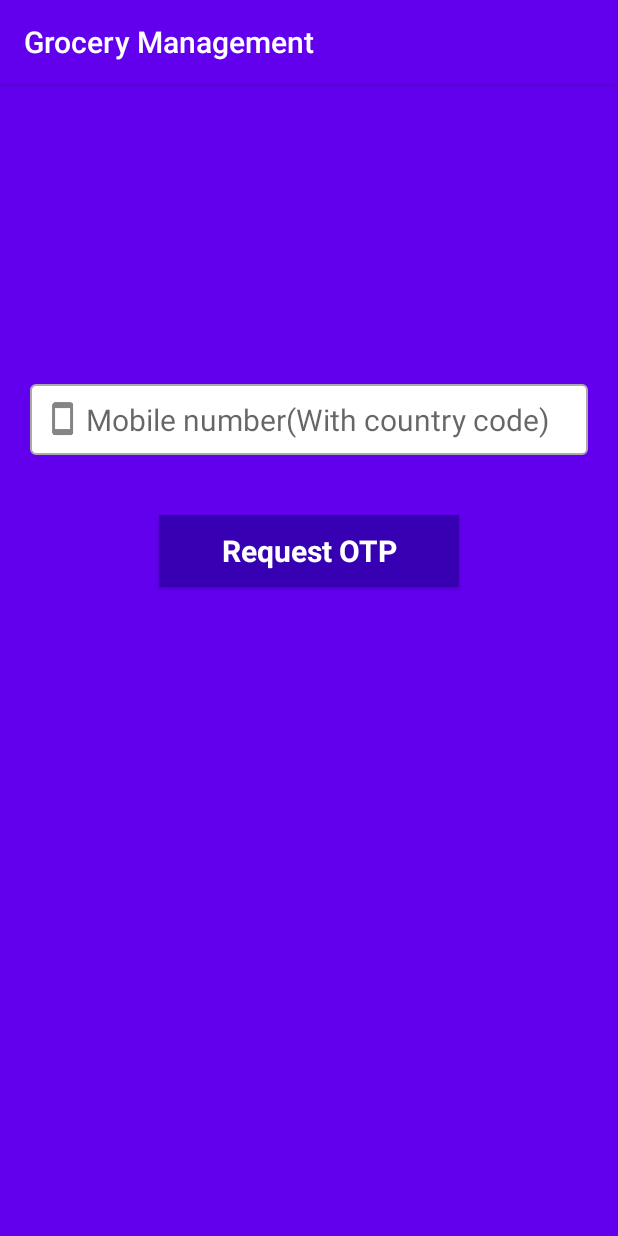
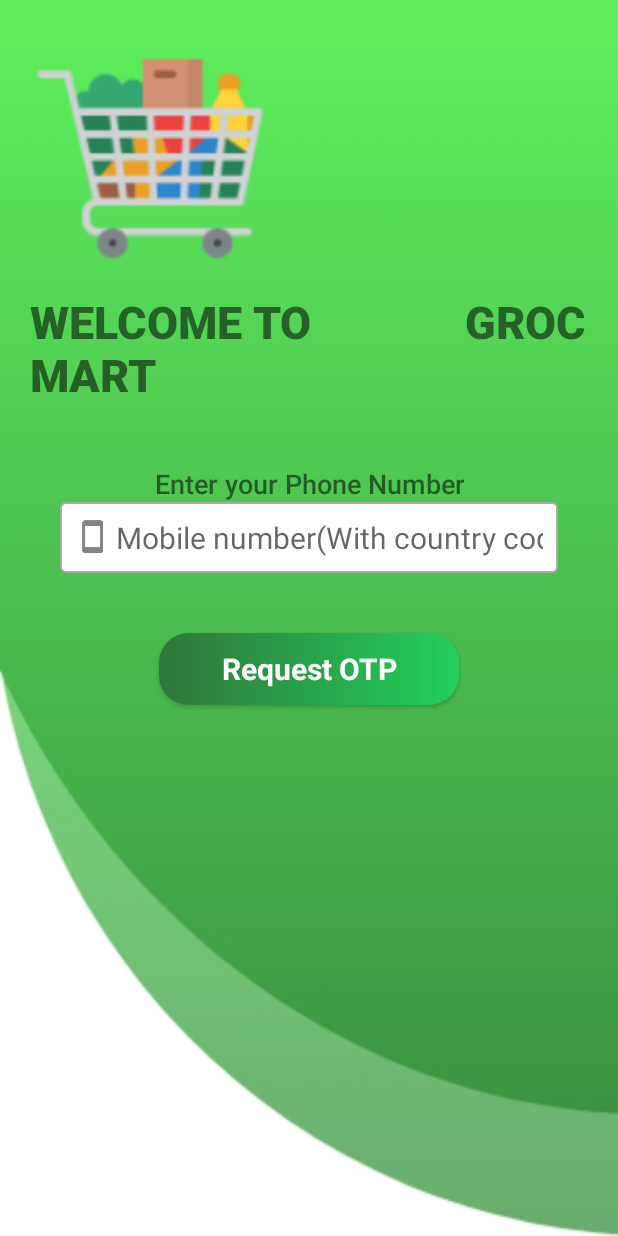
Before and after one commit to Kritip123/grocery_management, an Android app: the screen it shows after launch (PhoneLoginActivity), on a phone screen of 412 x 824 dp. Run offline under Robolectric (Android 15) with nearby library versions, the phone set to English and light mode, and no system bars; our stand-ins replace Firebase (no records; nobody signed in at launch, a user with empty details on screens opened directly).

Commit message:
Made an animated splashscreen linked to phonelogin screen and made UI changes to it on the pages

```diff
--- a/app/build.gradle
+++ b/app/build.gradle
@@ -30,6 +30,7 @@ dependencies {
     implementation 'androidx.constraintlayout:constraintlayout:2.0.1'
     implementation "org.jetbrains.kotlin:kotlin-stdlib:$kotlin_version"
     implementation 'com.google.firebase:firebase-auth:19.3.2'
+    implementation 'com.chaos.view:pinview:1.3.2'
     testImplementation 'junit:junit:4.12'
     androidTestImplementation 'androidx.test.ext:junit:1.1.2'
     androidTestImplementation 'androidx.test.espresso:espresso-core:3.3.0'
--- a/app/src/main/AndroidManifest.xml
+++ b/app/src/main/AndroidManifest.xml
@@ -12,14 +12,15 @@
         android:roundIcon="@mipmap/ic_launcher_round"
         android:supportsRtl="true"
         android:theme="@style/AppTheme">
-        <activity android:name=".activities.MainActivity" />
-        <activity android:name=".activities.PhoneLoginActivity">
+        <activity android:name="com.dsc.grocerymanagement.activities.Splashscreen" >
             <intent-filter>
                 <action android:name="android.intent.action.MAIN" />
 
                 <category android:name="android.intent.category.LAUNCHER" />
             </intent-filter>
         </activity>
+        <activity android:name="com.dsc.grocerymanagement.activities.PhoneLoginActivity"/>
+
 
     </application>
 
--- a/app/src/main/java/com/dsc/grocerymanagement/activities/PhoneLoginActivity.kt
+++ b/app/src/main/java/com/dsc/grocerymanagement/activities/PhoneLoginActivity.kt
@@ -2,6 +2,7 @@ package com.dsc.grocerymanagement.activities
 
 import android.os.Bundle
 import android.view.View
+import android.view.WindowManager
 import android.widget.Button
 import android.widget.EditText
 import android.widget.Toast
@@ -25,6 +26,7 @@ class PhoneLoginActivity : AppCompatActivity() {
     private var pAuth: PhoneAuthProvider? = null
     override fun onCreate(savedInstanceState: Bundle?) {
         super.onCreate(savedInstanceState)
+        getWindow().setFlags(WindowManager.LayoutParams.FLAG_FULLSCREEN, WindowManager.LayoutParams.FLAG_FULLSCREEN);
         setContentView(R.layout.activity_phone_login)
         MobileNumber = findViewById(R.id.MobileNumber)
         enterOtpMobile = findViewById(R.id.enterOtpMobile)
--- /dev/null
+++ b/app/src/main/java/com/dsc/grocerymanagement/activities/Splashscreen.java
@@ -0,0 +1,59 @@
+package com.dsc.grocerymanagement.activities;
+
+import androidx.appcompat.app.AppCompatActivity;
+
+import android.app.ActivityOptions;
+import android.content.Intent;
+import android.os.Bundle;
+import android.os.Handler;
+import android.util.Pair;
+import android.view.View;
+import android.view.WindowManager;
+import android.view.animation.Animation;
+import android.view.animation.AnimationUtils;
+import android.widget.ImageView;
+import android.widget.TextView;
+
+import com.dsc.grocerymanagement.R;
+
+public class Splashscreen extends AppCompatActivity {
+
+    private static int Splash_screen=4000;
+    //Variables
+    Animation leftanim,bottomanim;
+    ImageView mainlogo;
+    TextView Appname,slogan;
+    @Override
+    protected void onCreate(Bundle savedInstanceState)
+    {
+        super.onCreate(savedInstanceState);
+        getWindow().setFlags(WindowManager.LayoutParams.FLAG_FULLSCREEN,WindowManager.LayoutParams.FLAG_FULLSCREEN);
+        setContentView(R.layout.activity_splash);
+        //Animation
+        leftanim= AnimationUtils.loadAnimation(this,R.anim.left_anim);
+        bottomanim= AnimationUtils.loadAnimation(this,R.anim.bottom_anim);
+        //Hooks
+        mainlogo=findViewById(R.id.imageView);
+        Appname=findViewById(R.id.textView);
+        slogan=findViewById(R.id.textView2);
+
+        mainlogo.setAnimation(leftanim);
+        Appname.setAnimation(bottomanim);
+        slogan.setAnimation(bottomanim);
+
+        new Handler().postDelayed(new Runnable() {
+            @Override
+            public void run() {
+                Intent intent=new Intent(Splashscreen.this,PhoneLoginActivity.class);
+                Pair[] pairs= new Pair[2];
+                pairs[0]=new Pair<View,String>(mainlogo,"logo_image");
+                pairs[1]=new Pair<View,String>(Appname,"logo_text");
+                if (android.os.Build.VERSION.SDK_INT >= android.os.Build.VERSION_CODES.LOLLIPOP) {
+                    ActivityOptions options=ActivityOptions.makeSceneTransitionAnimation(Splashscreen.this,pairs);
+                    startActivity(intent,options.toBundle());
+
+                }
+            }
+        },Splash_screen);
+    }
+}
--- /dev/null
+++ b/app/src/main/res/anim/bottom_anim.xml
@@ -0,0 +1,12 @@
+<?xml version="1.0" encoding="utf-8"?>
+<set xmlns:android="http://schemas.android.com/apk/res/android">
+
+    <translate
+        android:fromXDelta="0%"
+        android:fromYDelta="-100%"
+        android:duration="1500"/>
+    <alpha
+        android:fromAlpha="0.1"
+        android:toAlpha="1.0"
+        android:duration="2000"/>
+</set>
--- /dev/null
+++ b/app/src/main/res/anim/left_anim.xml
@@ -0,0 +1,12 @@
+<?xml version="1.0" encoding="utf-8"?>
+<set xmlns:android="http://schemas.android.com/apk/res/android">
+
+    <translate
+        android:fromXDelta="-100%"
+        android:fromYDelta="0%"
+        android:duration="2000"/>
+    <alpha
+        android:fromAlpha="0.1"
+        android:toAlpha="1.0"
+        android:duration="2000"/>
+</set>
--- /dev/null
+++ b/app/src/main/res/drawable/buttons.xml
@@ -0,0 +1,9 @@
+<?xml version="1.0" encoding="utf-8"?>
+<shape xmlns:android="http://schemas.android.com/apk/res/android">
+    <corners
+        android:radius="20dp"/>
+    <gradient
+        android:startColor="#307539"
+        android:endColor="#21D15C"/>
+
+</shape>
--- a/app/src/main/res/layout/activity_phone_login.xml
+++ b/app/src/main/res/layout/activity_phone_login.xml
@@ -5,16 +5,43 @@
     android:id="@+id/layoutForMobileSignIn"
     android:layout_width="match_parent"
     android:layout_height="match_parent"
-    android:background="@color/colorPrimary"
+    android:background="@drawable/loginbg"
     android:orientation="vertical"
+    android:padding="20dp"
     tools:context="com.dsc.grocerymanagement.activities.PhoneLoginActivity">
+
+    <ImageView
+        android:id="@+id/imageView2"
+        android:layout_width="160dp"
+        android:layout_height="174dp"
+        android:transitionName="logo_image"
+        app:srcCompat="@drawable/mainlogo" />
+
+    <TextView
+        android:id="@+id/textView3"
+        android:layout_width="match_parent"
+        android:layout_height="wrap_content"
+        android:transitionName="logo_text"
+        android:fontFamily="sans-serif-black"
+        android:text="WELCOME TO              GROC MART"
+        android:textSize="30sp" />
+
+    <TextView
+        android:id="@+id/textView4"
+        android:layout_width="match_parent"
+        android:layout_height="wrap_content"
+        android:layout_marginTop="40dp"
+        android:fontFamily="sans-serif-medium"
+        android:text="Enter your Phone Number"
+        android:textAlignment="center"
+        android:textSize="18sp" />
 
     <EditText
         android:id="@+id/MobileNumber"
         android:layout_width="match_parent"
         android:layout_height="wrap_content"
         android:layout_marginHorizontal="20dp"
-        android:layout_marginTop="200dp"
+        android:layout_marginTop="0dp"
         android:background="@drawable/text_boundary_background"
         android:drawableStart="@drawable/ic_action_phone"
         android:drawablePadding="3dp"
@@ -31,7 +58,7 @@
         android:layout_height="wrap_content"
         android:layout_gravity="center"
         android:layout_marginTop="40dp"
-        android:background="@color/colorPrimaryDark"
+        android:background="@drawable/buttons"
         android:padding="10dp"
         android:text="@string/request_otp"
         android:textAppearance="?android:attr/textAppearanceLarge"
@@ -53,17 +80,19 @@
         android:padding="10dp"
         android:textSize="20sp" />
 
+
     <Button
         android:id="@+id/btnLoginMobile"
         android:layout_width="200dp"
         android:layout_height="wrap_content"
         android:layout_gravity="center"
         android:layout_marginTop="50dp"
-        android:background="@color/colorPrimaryDark"
+        android:background="@drawable/buttons"
         android:padding="10dp"
         android:text="@string/Login"
         android:textAppearance="?android:attr/textAppearanceLarge"
         android:textColor="@android:color/white"
         android:textSize="20sp"
         android:textStyle="bold" />
+
 </LinearLayout>
--- a/app/src/main/res/values/styles.xml
+++ b/app/src/main/res/values-v21/styles.xml
@@ -1,10 +1,12 @@
+<?xml version="1.0" encoding="utf-8"?>
 <resources>
-    <!-- Base application theme. -->
-    <style name="AppTheme" parent="Theme.AppCompat.Light.DarkActionBar">
+
+    <style name="AppTheme" parent="Theme.AppCompat.Light.NoActionBar">
         <!-- Customize your theme here. -->
         <item name="colorPrimary">@color/colorPrimary</item>
         <item name="colorPrimaryDark">@color/colorPrimaryDark</item>
         <item name="colorAccent">@color/colorAccent</item>
+        <item name="android:windowContentTransitions">true</item>
+
     </style>
-
 </resources>
```
Also changed, not shown: app/src/main/java/com/dsc/grocerymanagement/activities/MainActivity.java (deleted, +0 -17 lines), app/src/main/res/drawable/splashbg.xml (added, +10 -0 lines), app/src/main/res/layout/activity_main.xml (deleted, +0 -18 lines), app/src/main/res/layout/activity_splash.xml (added, +51 -0 lines), app/src/main/res/drawable/loginbg.jpg (added), app/src/main/res/drawable/mainlogo.png (added).
